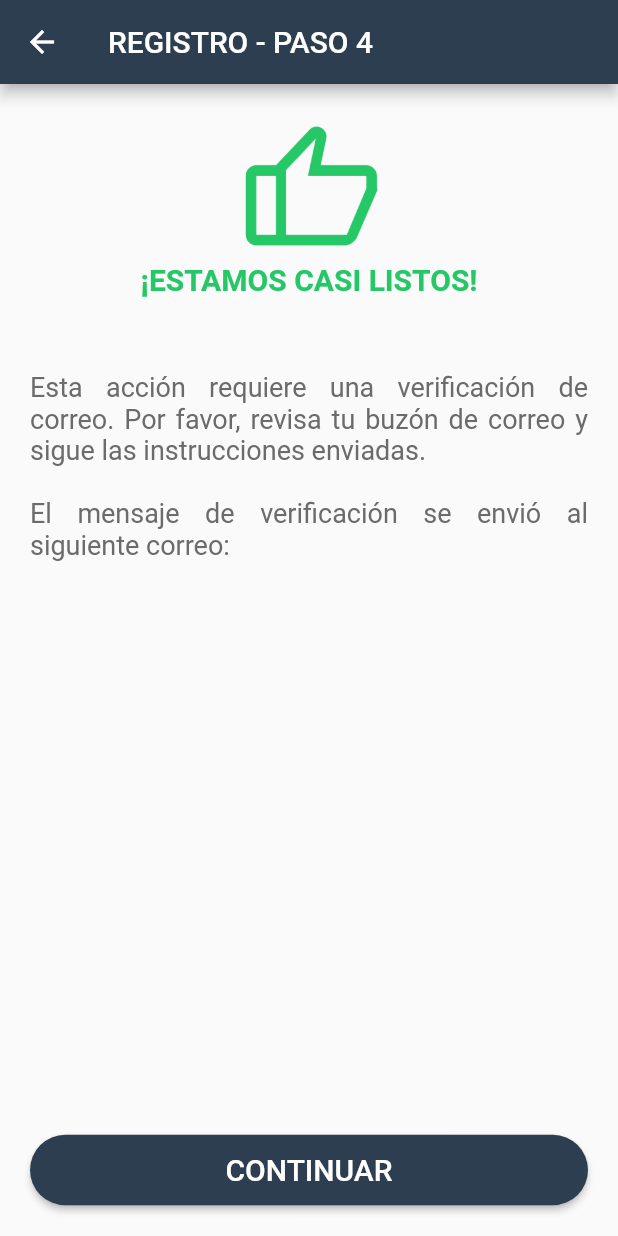
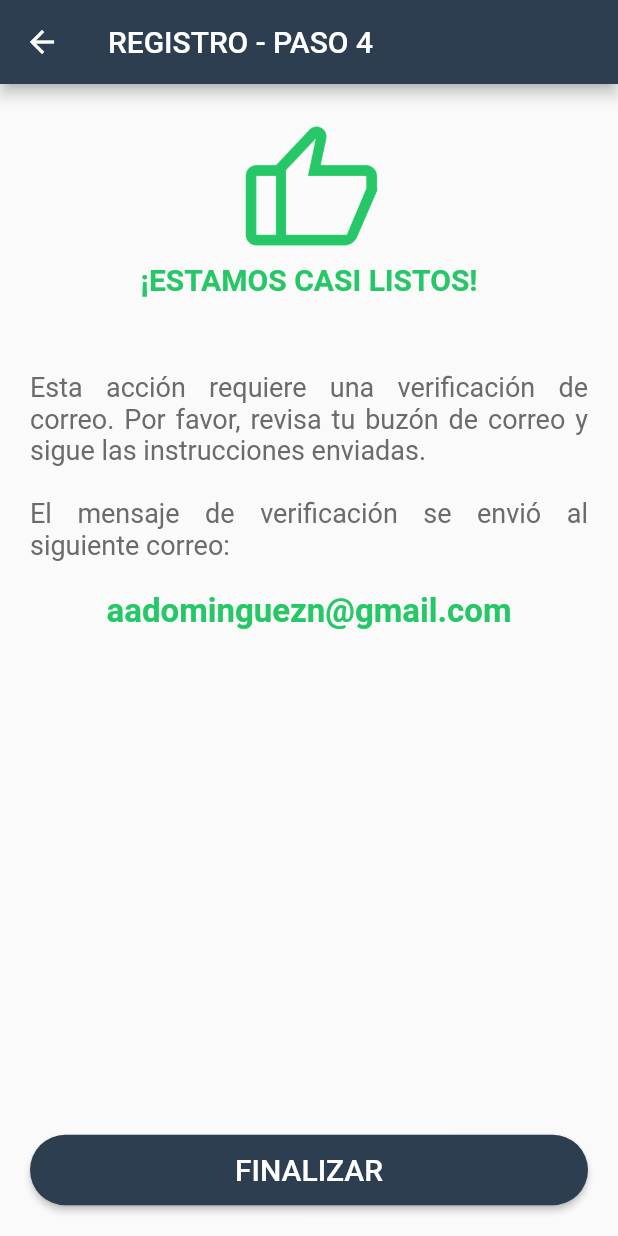
Before and after one commit to aldojreateguip/stcp, a Flutter app: the Registerfour screen opened directly, on a phone screen of 412 x 824 dp. Run offline on Flutter 3.47's test engine with Material 2 defaults, Android fonts, the phone set to English and light mode, and no system bars; our stand-ins replace hexcolor.

```diff
--- a/lib/registerfour.dart
+++ b/lib/registerfour.dart
@@ -1,7 +1,8 @@
 import 'package:flutter/material.dart';
 import 'package:flutter/services.dart';
 import 'package:stcp/appbar.dart';
-import 'package:stcp/registerthree.dart';
+
+import 'homepage.dart';
 
 class Registerfour extends StatefulWidget {
   @override
@@ -49,7 +50,9 @@ class _RegisterState extends State<Registerfour> {
             ),
             Container(
               margin: EdgeInsets.only(top: 50),
-              child: Text(
+              child: Column(
+                children: [
+                  Text(
                     'Esta acción requiere una verificación de correo. Por favor, revisa tu buzón de correo y sigue las instrucciones enviadas.\n\n'
                     'El mensaje de verificación se envió al siguiente correo:\n',
                     style: TextStyle(
@@ -57,6 +60,17 @@ class _RegisterState extends State<Registerfour> {
                       color: Color(0xFF6B6B6B),
                     ),
                     textAlign: TextAlign.justify,
+                  ),
+                  Text(
+                    'aadominguezn@gmail.com',
+                    style: TextStyle(
+                      fontSize: 22,
+                      fontWeight: FontWeight.bold,
+                      color: Color(0xFF26C767), // Color de texto negro
+                    ),
+                    textAlign: TextAlign.center, // Alineación centrada
+                  ),
+                ],
               ),
             ),
           ],
@@ -70,7 +84,7 @@ class _RegisterState extends State<Registerfour> {
                 PageRouteBuilder(
                   transitionDuration: Duration(milliseconds: 500), // Ajusta la duración de la transición
                   transitionsBuilder: (context, animation, secondaryAnimation, child) {
-                    var begin = Offset(1.0, 0.0); // Inicio de la transición desde la derecha
+                    var begin = Offset(0.0, 0.1); // Inicio de la transición desde la derecha
                     var end = Offset.zero; // Fin de la transición en la posición actual
                     var tween = Tween(begin: begin, end: end).chain(CurveTween(curve: Curves.easeInOut));
                     var offsetAnimation = animation.drive(tween);
@@ -83,12 +97,12 @@ class _RegisterState extends State<Registerfour> {
                       ),
                     );
                   },
-                  pageBuilder: (context, animation, secondaryAnimation) => Registerthree(),
+                  pageBuilder: (context, animation, secondaryAnimation) => HomePage(),
                 ),
               );
             },
             child: Text(
-              'CONTINUAR',
+              'FINALIZAR',
               style: TextStyle(fontSize: 10),
               textScaleFactor: 2,
             ),
```
Lines whose indentation alone changed are shown as unchanged.
